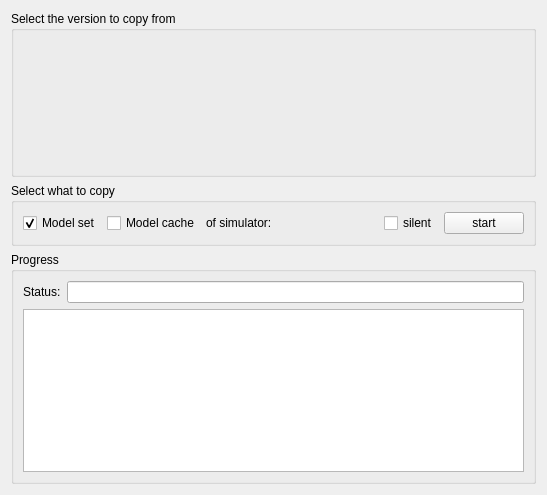
Old version of the form src/blackgui/components/copymodelsfromotherswiftversionscomponent.ui in the repository swift-project/pilotclient.
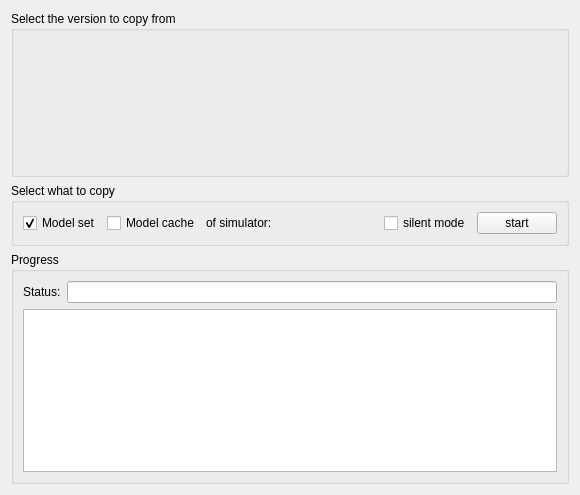
New version of the form. Custom widgets are drawn as their Qt base class.

```diff
--- a/src/blackgui/components/copymodelsfromotherswiftversionscomponent.ui
+++ b/src/blackgui/components/copymodelsfromotherswiftversionscomponent.ui
@@ -6,7 +6,7 @@
    <rect>
     <x>0</x>
     <y>0</y>
-    <width>508</width>
+    <width>533</width>
     <height>495</height>
    </rect>
   </property>
@@ -89,7 +89,7 @@
       <item>
        <widget class="QCheckBox" name="cb_Silent">
         <property name="text">
-         <string>silent</string>
+         <string>silent mode</string>
         </property>
        </widget>
       </item>
```
